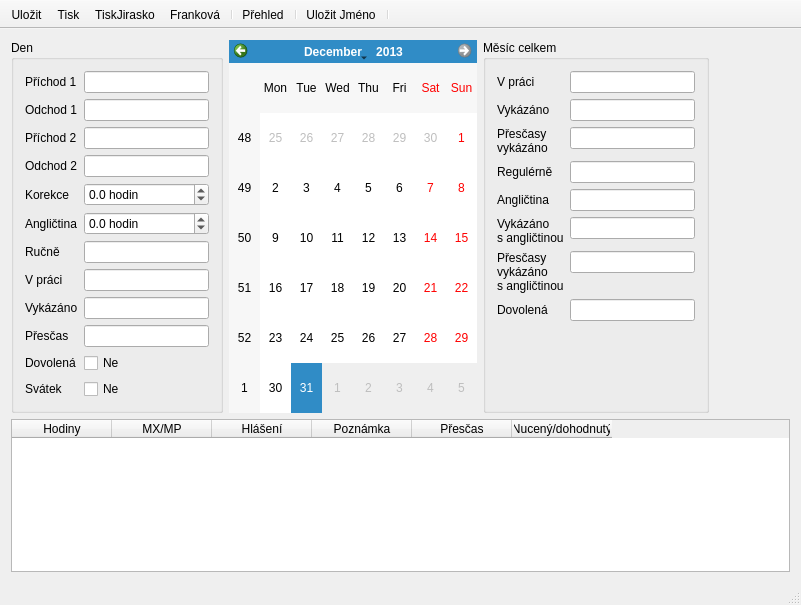
kubanecxxx/dochazka, file mainwindow.ui: the form before one commit.
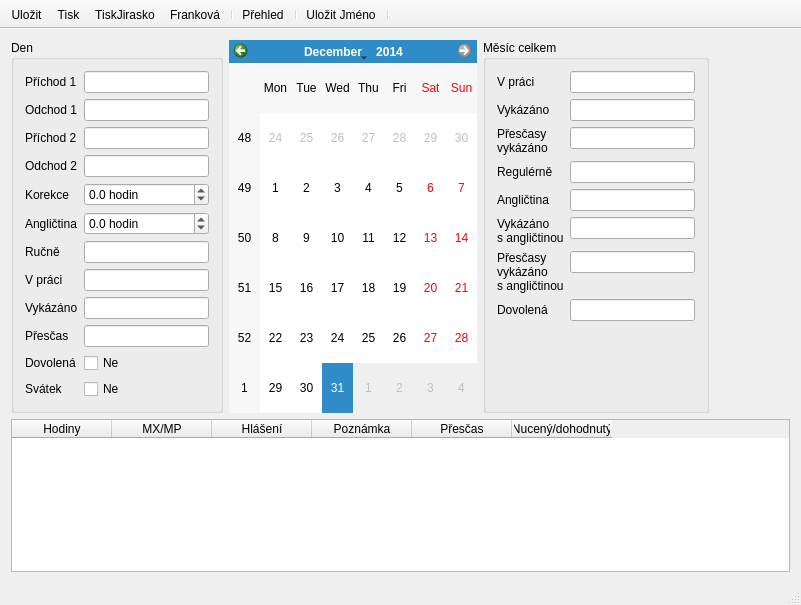
The form after the commit. Icons and pictures are not drawn. Custom widgets are drawn as their Qt base class.

Commit message: přechod na rok 2014

What changed in the file:
```diff
--- a/mainwindow.ui
+++ b/mainwindow.ui
@@ -227,14 +227,14 @@
         </property>
         <property name="minimumDate">
          <date>
-          <year>2013</year>
+          <year>2014</year>
           <month>1</month>
           <day>1</day>
          </date>
         </property>
         <property name="maximumDate">
          <date>
-          <year>2013</year>
+          <year>2014</year>
           <month>12</month>
           <day>31</day>
          </date>
```
Left out of the diff: 2 changed lines with no effect on the pictures. The commit also changes 2 other files.
